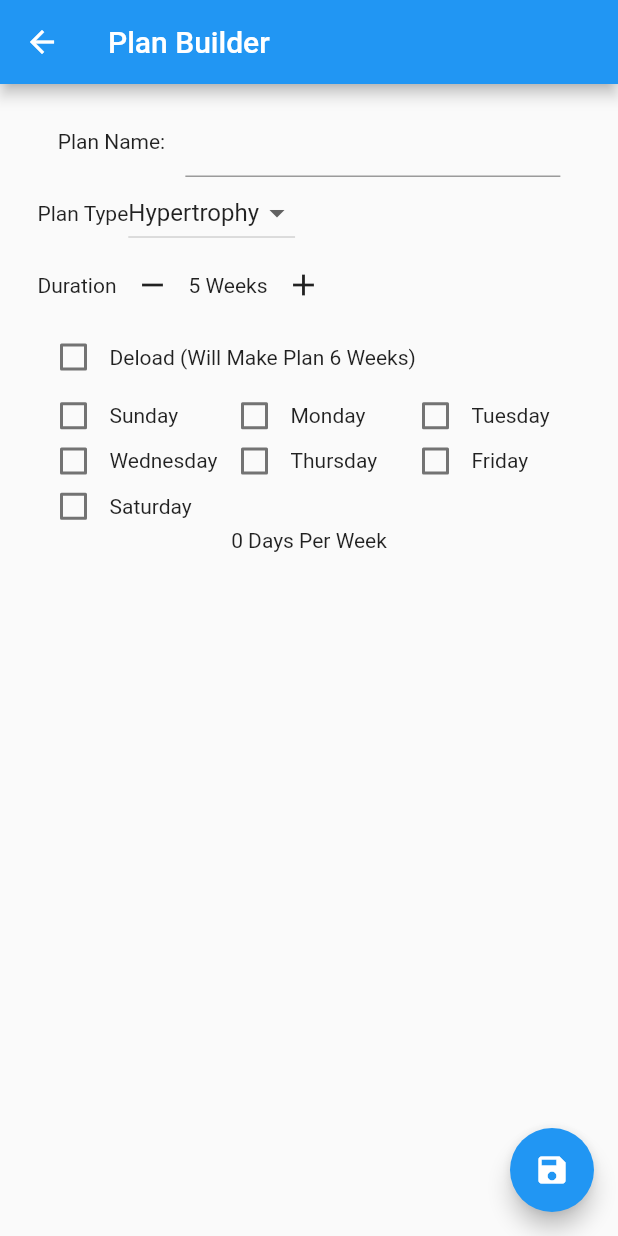
After one commit to MathewBravo/GymAppRebuild, a Flutter app: the PlanBuilder screen opened by its route, on a phone screen of 412 x 824 dp. The commit adds this screen. Run offline on Flutter 3.47's test engine with Material 2 defaults, Android fonts, the phone set to English and light mode, and no system bars; our stand-ins replace isar; accounts and stored records are empty; generated files the repository leaves out were written again.

```diff
--- a/lib/providers/default_exercises.dart
+++ b/lib/providers/default_exercises.dart
@@ -15,6 +15,24 @@ import '../models/exercise.dart';
 // 'Hamstrings',
 // 'Side Delts',
 // 'Rear Delts',
+
+List<String> EXERCISE_TYPES = [
+  'All',
+  'Back',
+  'Abs',
+  'Traps',
+  'Triceps',
+  'Forearms',
+  'Calves',
+  'Front Delts',
+  'Glutes',
+  'Chest',
+  'Biceps',
+  'Quads',
+  'Hamstrings',
+  'Side Delts',
+  'Rear Delts',
+];
 
 List<Exercise> DEFAULT_EXERCISES = [
   // Back
@@ -885,4 +903,85 @@ List<Exercise> DEFAULT_EXERCISES = [
     barWeight: 45,
     bodyParts: ['Rear Delts'],
   ),
+  //Biceps
+  Exercise(
+    name: 'Alternating Dumbbell Curl',
+    barWeight: 45,
+    bodyParts: ['Biceps'],
+  ),
+  Exercise(
+    name: 'Barbell Curl Narrow Grip',
+    barWeight: 45,
+    bodyParts: ['Biceps'],
+  ),
+  Exercise(
+    name: 'Barbell Curl Normal Grip',
+    barWeight: 45,
+    bodyParts: ['Biceps'],
+  ),
+  Exercise(
+    name: 'Cable EZ Bar Curl Wide Grip',
+    barWeight: 45,
+    bodyParts: ['Biceps'],
+  ),
+  Exercise(
+    name: 'Cable EZ Bar Curl',
+    barWeight: 45,
+    bodyParts: ['Biceps'],
+  ),
+  Exercise(
+    name: 'Dumbbell Single Arm Preacher Curl',
+    barWeight: 45,
+    bodyParts: ['Biceps'],
+  ),
+  Exercise(
+    name: 'Dumbbell Spider Curl',
+    barWeight: 45,
+    bodyParts: ['Biceps'],
+  ),
+  Exercise(
+    name: 'Dumbbell Twist Curl',
+    barWeight: 45,
+    bodyParts: ['Biceps'],
+  ),
+  Exercise(
+    name: 'EZ Bar Curl Narrow Grip',
+    barWeight: 45,
+    bodyParts: ['Biceps'],
+  ),
+  Exercise(
+    name: 'EZ Bar Curl Wide Grip',
+    barWeight: 45,
+    bodyParts: ['Biceps'],
+  ),
+  Exercise(
+    name: 'EZ Bar Preacher Curl',
+    barWeight: 45,
+    bodyParts: ['Biceps'],
+  ),
+  Exercise(
+    name: 'EZ Bar Spider Curl',
+    barWeight: 45,
+    bodyParts: ['Biceps'],
+  ),
+  Exercise(
+    name: 'Hammer Curl',
+    barWeight: 45,
+    bodyParts: ['Biceps'],
+  ),
+  Exercise(
+    name: 'Incline Dumbbell Curl',
+    barWeight: 45,
+    bodyParts: ['Biceps'],
+  ),
+  Exercise(
+    name: 'Machine Preacher Curl',
+    barWeight: 45,
+    bodyParts: ['Biceps'],
+  ),
+  Exercise(
+    name: 'Rope Twist Curl',
+    barWeight: 45,
+    bodyParts: ['Biceps'],
+  ),
 ];
--- /dev/null
+++ b/lib/providers/plan_builder.dart
@@ -0,0 +1,8 @@
+const List<String> PLAN_TYPE = <String>['Hypertrophy', 'Strength','Peaking'];
+
+class WeekDays{
+  bool selected;
+  String day;
+  WeekDays({this.selected = false, required this.day});
+
+}
--- /dev/null
+++ b/lib/screens/exercise_by_type.dart
@@ -0,0 +1,19 @@
+import 'package:flutter/material.dart';
+
+class ExerciseByType extends StatefulWidget {
+  static const routeName = '/exercise-by-type';
+  final String type;
+  const ExerciseByType({Key? key, required this.type}) : super(key: key);
+
+  @override
+  State<ExerciseByType> createState() => _ExerciseByTypeState();
+}
+
+class _ExerciseByTypeState extends State<ExerciseByType> {
+  @override
+  Widget build(BuildContext context) {
+    return Scaffold(
+      appBar: AppBar(title: Text(widget.type),),
+    );
+  }
+}
--- /dev/null
+++ b/lib/screens/plan_builder.dart
@@ -0,0 +1,163 @@
+import 'package:flutter/material.dart';
+
+import '../providers/plan_builder.dart';
+
+class PlanBuilder extends StatefulWidget {
+  static const routeName = '/plan-builder';
+
+  const PlanBuilder({Key? key}) : super(key: key);
+
+  @override
+  State<PlanBuilder> createState() => _PlanBuilderState();
+}
+
+class _PlanBuilderState extends State<PlanBuilder> {
+  String _dropdownValue = PLAN_TYPE.first;
+  bool _withDeload = false;
+  int _duration = 5;
+  List<WeekDays> weekdays = [
+    WeekDays(day: 'Sunday'),
+    WeekDays(day: 'Monday'),
+    WeekDays(day: 'Tuesday'),
+    WeekDays(day: 'Wednesday'),
+    WeekDays(day: 'Thursday'),
+    WeekDays(day: 'Friday'),
+    WeekDays(day: 'Saturday'),
+  ];
+  List<WeekDays> pickedDays = [];
+
+  @override
+  Widget build(BuildContext context) {
+    return Scaffold(
+      appBar: AppBar(
+        title: const Text('Plan Builder'),
+      ),
+      body: Padding(
+        padding: const EdgeInsets.symmetric(horizontal: 25.0, vertical: 14.0),
+        child: Form(
+          child: Column(
+            children: [
+              Row(
+                mainAxisAlignment: MainAxisAlignment.spaceEvenly,
+                children: [
+                  const Text('Plan Name:'),
+                  SizedBox(width: 250, child: TextFormField()),
+                ],
+              ),
+              Row(
+                children: [
+                  const Text('Plan Type'),
+                  DropdownButton(
+                      value: _dropdownValue,
+                      icon: const Icon(Icons.arrow_drop_down),
+                      items:
+                          PLAN_TYPE.map<DropdownMenuItem<String>>((String value) {
+                        return DropdownMenuItem<String>(
+                          value: value,
+                          child: Text(value),
+                        );
+                      }).toList(),
+                      onChanged: (String? value) {
+                        setState(() {
+                          _dropdownValue = value!;
+                        });
+                      })
+                ],
+              ),
+              Row(
+                children: [
+                  const Text('Duration'),
+                  IconButton(
+                      onPressed: () {
+                        if (_duration == 1) {
+                          return;
+                        }
+                        setState(() {
+                          _duration--;
+                        });
+                      },
+                      icon: const Icon(Icons.remove)),
+                  Text('$_duration Weeks'),
+                  IconButton(
+                      onPressed: () {
+                        setState(() {
+                          _duration++;
+                        });
+                      },
+                      icon: const Icon(Icons.add)),
+                  const SizedBox(
+                    width: 20,
+                  ),
+                ],
+              ),
+              Row(
+                children: [
+                  Checkbox(
+                      value: _withDeload,
+                      onChanged: (bool? value) {
+                        setState(() {
+                          _withDeload = value!;
+                        });
+                      }),
+                  Text('Deload (Will Make Plan ${_duration + 1} Weeks)')
+                ],
+              ),
+              daysOfTheWeek(),
+              Text('${pickedDays.length} Days Per Week'),
+              if(!pickedDays.isEmpty) selectedDays(),
+            ],
+          ),
+        ),
+      ),
+      floatingActionButton: FloatingActionButton(
+        onPressed: () {},
+        child: const Icon(Icons.save),
+      ),
+    );
+  }
+
+  void seeActiveDays(){
+    pickedDays = [];
+   for(WeekDays day in  weekdays){
+      if(day.selected == true){
+        pickedDays.add(day);
+      }
+   }
+  }
+
+  Widget selectedDays(){
+    return ListView.builder(shrinkWrap: true,itemBuilder: (context, index) {
+      return Column(
+        crossAxisAlignment: CrossAxisAlignment.start,
+        children: [
+          Text(pickedDays[index].day),
+          //TODO: add Combo box with workout list
+        ],
+      );
+    }, itemCount: pickedDays.length,);
+  }
+
+  Widget daysOfTheWeek() {
+    return GridView.builder(
+      shrinkWrap: true,
+      gridDelegate: const SliverGridDelegateWithFixedCrossAxisCount(
+          crossAxisCount: 3, childAspectRatio: 4),
+      itemBuilder: (context, index) {
+        return Row(
+          children: [
+            Checkbox(
+                value: weekdays[index].selected,
+                onChanged: (bool? value) {
+                  setState(() {
+                    weekdays[index].selected = value!;
+                    seeActiveDays();
+                  });
+                }),
+            Text(weekdays[index].day)
+          ],
+        );
+      },
+      itemCount: weekdays.length,
+    );
+  }
+}
```
Also changed, not shown: lib/main.dart (+21 -6 lines), lib/models/exercise.dart (+9 -4 lines), lib/screens/exercise_library.dart (added, +31 -0 lines), lib/screens/my_plans.dart (added, +32 -0 lines), lib/screens/my_workouts.dart (added, +21 -0 lines), lib/services/isar_service.dart (+28 -1 lines), lib/widgets/main_drawer.dart (+15 -5 lines).
